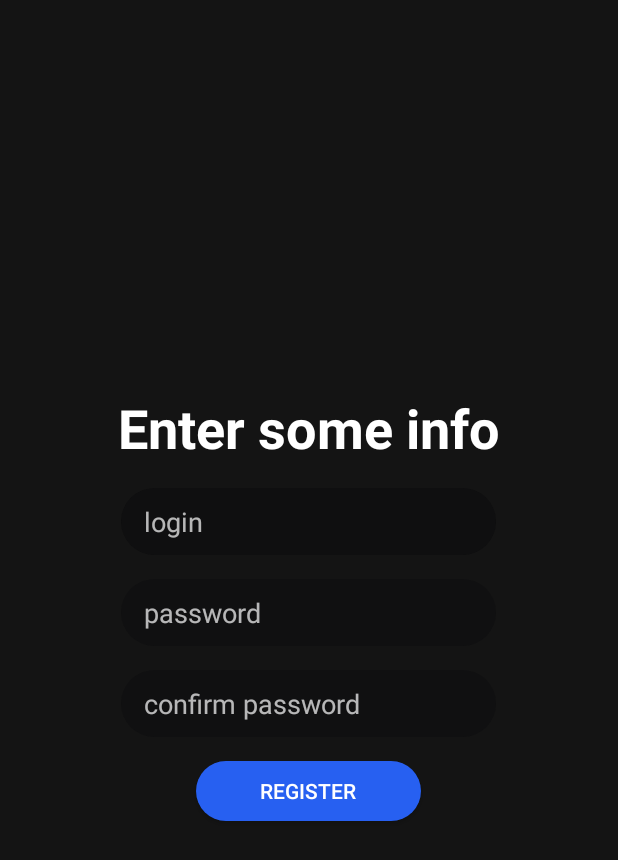
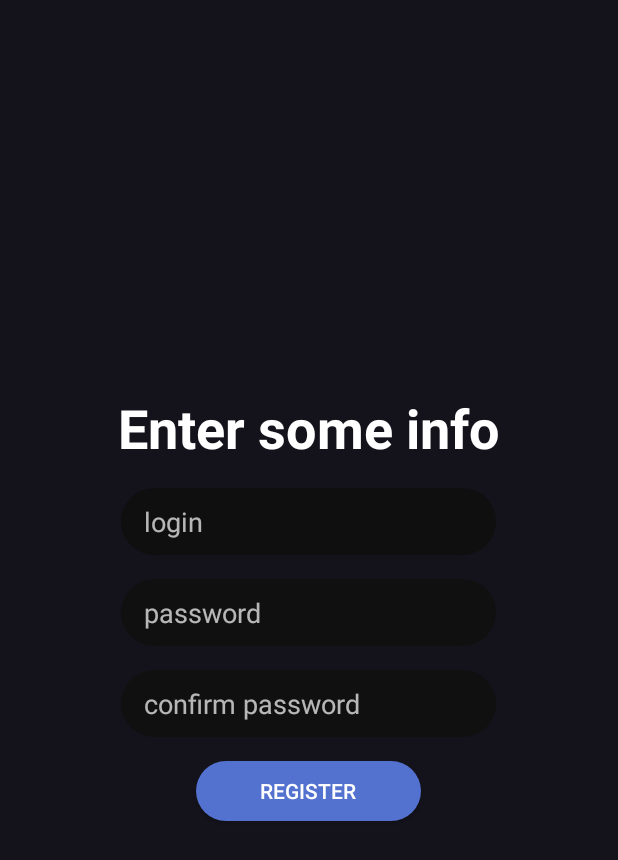
Before and after one commit to RuslanBarcho/WakeMeUp, an Android app: the RegisterActivity screen opened directly, with no data from a screen before it, on a phone screen of 412 x 824 dp. Shown: the top 860 px of the screen. Run offline under Robolectric (Android 15) with nearby library versions, the phone set to English and light mode, and no system bars; our stand-ins replace RxJava.

Commit message:
Added request repository, changed app colors

```diff
--- a/app/src/main/java/io/vinter/wakemeup/entity/Request.kt
+++ b/app/src/main/java/io/vinter/wakemeup/entity/request/Request.kt
@@ -1,4 +1,4 @@
-package io.vinter.wakemeup.entity
+package io.vinter.wakemeup.entity.request
 
 import com.google.gson.annotations.Expose
 import com.google.gson.annotations.SerializedName
--- a/app/src/main/java/io/vinter/wakemeup/entity/user/UserRepository.kt
+++ b/app/src/main/java/io/vinter/wakemeup/entity/user/UserRepository.kt
@@ -6,7 +6,6 @@ import io.reactivex.schedulers.Schedulers
 import io.vinter.wakemeup.network.NetModule
 import io.vinter.wakemeup.network.form.LoginForm
 import io.vinter.wakemeup.network.service.UserService
-import retrofit2.HttpException
 
 class UserRepository{
     fun authorize(form: LoginForm, onSuccess: (user: User) -> Unit, onError: (e: Throwable) -> Unit): Disposable{
--- a/app/src/main/java/io/vinter/wakemeup/network/service/FriendService.kt
+++ b/app/src/main/java/io/vinter/wakemeup/network/service/FriendService.kt
@@ -2,7 +2,7 @@ package io.vinter.wakemeup.network.service
 
 import io.reactivex.Single
 import io.vinter.wakemeup.entity.Message
-import io.vinter.wakemeup.entity.Request
+import io.vinter.wakemeup.entity.request.Request
 import io.vinter.wakemeup.network.form.CallForm
 import io.vinter.wakemeup.network.form.FriendRequestForm
 import retrofit2.http.Body
--- a/app/src/main/java/io/vinter/wakemeup/ui/request/RequestState.kt
+++ b/app/src/main/java/io/vinter/wakemeup/ui/request/RequestState.kt
@@ -1,6 +1,6 @@
 package io.vinter.wakemeup.ui.request
 
-import io.vinter.wakemeup.entity.Request
+import io.vinter.wakemeup.entity.request.Request
 
 sealed class RequestState {
     class Initial: RequestState()
--- a/app/src/main/java/io/vinter/wakemeup/utils/RequestRecyclerAdapter.kt
+++ b/app/src/main/java/io/vinter/wakemeup/utils/RequestRecyclerAdapter.kt
@@ -10,7 +10,7 @@ import android.widget.ImageView
 import android.widget.TextView
 import com.bumptech.glide.load.resource.bitmap.CircleCrop
 import io.vinter.wakemeup.R
-import io.vinter.wakemeup.entity.Request
+import io.vinter.wakemeup.entity.request.Request
 
 class RequestRecyclerAdapter(val context: Context, private var requests: ArrayList<Request>, private var listener: (Int, Int) -> Unit)
     : RecyclerView.Adapter<RequestRecyclerAdapter.RequestViewHolder>() {
--- a/app/src/main/res/values/colors.xml
+++ b/app/src/main/res/values/colors.xml
@@ -1,11 +1,11 @@
 <?xml version="1.0" encoding="utf-8"?>
 <resources>
-    <color name="colorPrimary">#141414</color>
-    <color name="colorPrimaryDark">#141414</color>
-    <color name="colorBackground">#141414</color>
-    <color name="colorAccent">#2760F1</color>
-    <color name="colorAccentDark">#0b41ca</color>
+    <color name="colorPrimary">#14131C</color>
+    <color name="colorPrimaryDark">#14131C</color>
+    <color name="colorBackground">#14131C</color>
+    <color name="colorAccent">#5371CE</color>
+    <color name="colorAccentDark">#25427C</color>
     <color name="colorGrey">#252A31</color>
-    <color name="colorAccentNegative">#FF005C</color>
-    <color name="colorAccentNegativeDark">#bf0045</color>
+    <color name="colorAccentNegative">#B11E53</color>
+    <color name="colorAccentNegativeDark">#801339</color>
 </resources>
```
Also changed, not shown: app/src/main/java/io/vinter/wakemeup/entity/request/RequestRepository.kt (added, +34 -0 lines), app/src/main/java/io/vinter/wakemeup/ui/request/RequestViewModel.kt (+13 -31 lines).
